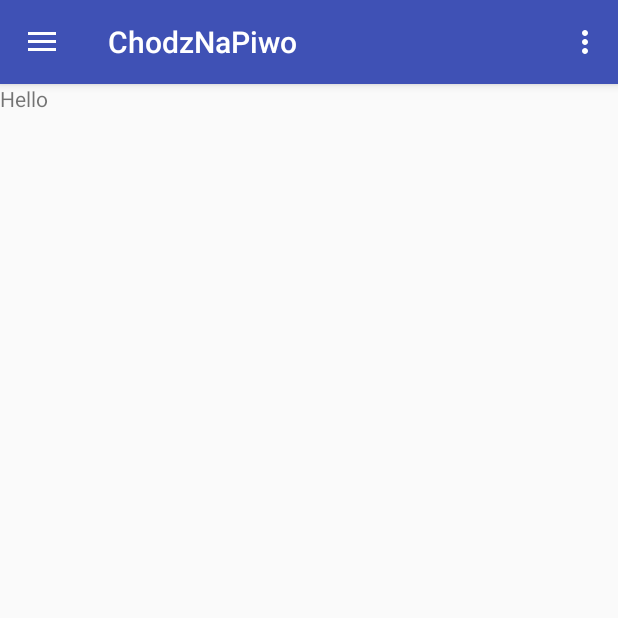
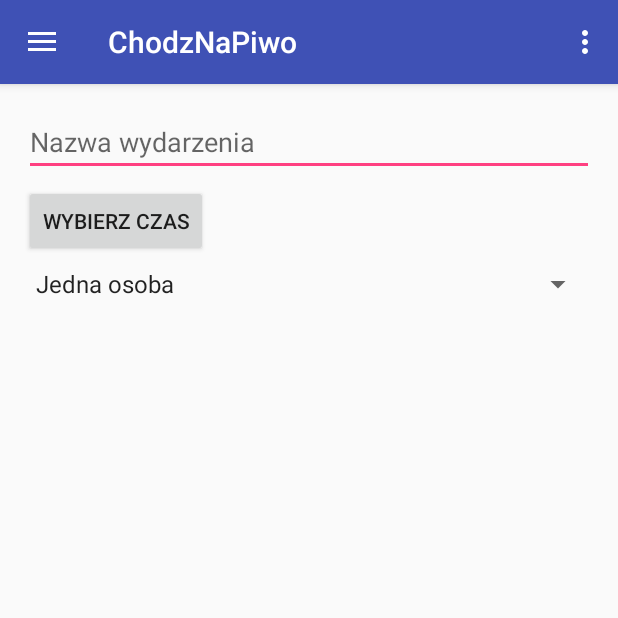
Before and after one commit to piowik/bait-chodznapiwo, an Android app: the screen it shows after launch (MainActivity), in the side drawer, after a tap on "Ustawienia", on a phone screen of 412 x 824 dp, the top half of it. Run offline under Robolectric (Android 15) with nearby library versions, the phone set to English and light mode, and no system bars.

Commit message:
TimePicker added

```diff
--- a/app/src/main/res/layout/fragment_event_add.xml
+++ b/app/src/main/res/layout/fragment_event_add.xml
@@ -1,13 +1,29 @@
-<FrameLayout xmlns:android="http://schemas.android.com/apk/res/android"
+<LinearLayout xmlns:android="http://schemas.android.com/apk/res/android"
     xmlns:tools="http://schemas.android.com/tools"
     android:layout_width="match_parent"
     android:layout_height="match_parent"
+    android:orientation="vertical"
+    android:layout_margin="@dimen/activity_vertical_margin"
     tools:context=".MainActivity">
 
-    <!-- TODO: Update blank fragment layout -->
-    <TextView
+    <android.support.design.widget.TextInputEditText
         android:layout_width="match_parent"
-        android:layout_height="match_parent"
-        android:text="Hello" />
+        android:layout_height="wrap_content"
+        android:hint="@string/event_name"
+        android:layout_marginBottom="@dimen/elements_vertical_margin"/>
 
-</FrameLayout>
+    <Button
+        android:layout_width="wrap_content"
+        android:layout_height="wrap_content"
+        android:text="@string/pick_time"
+        android:layout_marginBottom="@dimen/elements_vertical_margin"
+        android:onClick="showTimePickerDialog" />
+
+    <Spinner
+        android:id="@+id/spinner"
+        android:layout_width="match_parent"
+        android:layout_height="wrap_content"
+        android:entries="@array/event_size_list"
+        android:layout_marginBottom="@dimen/elements_vertical_margin"/>
+
+</LinearLayout>
--- /dev/null
+++ b/app/src/main/res/values/arrays.xml
@@ -0,0 +1,9 @@
+<?xml version="1.0" encoding="utf-8"?>
+<resources>
+    <string-array name="event_size_list">
+        <item>@string/event_size_1</item>
+        <item>@string/event_size_small</item>
+        <item>@string/event_size_medium</item>
+        <item>@string/event_size_large</item>
+    </string-array>
+</resources>
--- a/app/src/main/res/values/dimens.xml
+++ b/app/src/main/res/values/dimens.xml
@@ -5,4 +5,7 @@
     <dimen name="nav_header_vertical_spacing">16dp</dimen>
     <dimen name="nav_header_height">160dp</dimen>
     <dimen name="fab_margin">16dp</dimen>
+    <dimen name="button_width">100dp</dimen>
+    <dimen name="button_horizontal_margin">6dp</dimen>
+    <dimen name="elements_vertical_margin">6dp</dimen>
 </resources>
--- a/app/src/main/res/values/strings.xml
+++ b/app/src/main/res/values/strings.xml
@@ -5,7 +5,18 @@
     <string name="navigation_drawer_close">Close navigation drawer</string>
 
     <string name="action_settings">Settings</string>
-    <string name="find_event">Zanajdz kompana</string>
-    <string name="add_event">Dodaj kompana</string>
+    <string name="find_event">Znajdź wydarzenie</string>
+    <string name="add_event">Dodaj wydarzenie</string>
     <string name="settings">Ustawienia</string>
+
+    <string name="event_name">Nazwa wydarzenia</string>
+    <string name="event_size_1">Jedna osoba</string>
+    <string name="event_size_small">Małe (1-5 osób)</string>
+    <string name="event_size_medium">Średnie (6-15 osób)</string>
+    <string name="event_size_large">Melanż (ponad 15 osób)</string>
+
+    <string name="ok">OK</string>
+    <string name="cancel">Anuluj</string>
+
+    <string name="pick_time">Wybierz czas</string>
 </resources>
```
Also changed, not shown: app/src/main/java/bait/chodznapiwo/MainActivity.java (+8 -0 lines), app/src/main/java/bait/chodznapiwo/TimePickerFragment.java (added, +38 -0 lines), app/src/main/res/layout/fragment_time_picker.xml (added, +36 -0 lines).
